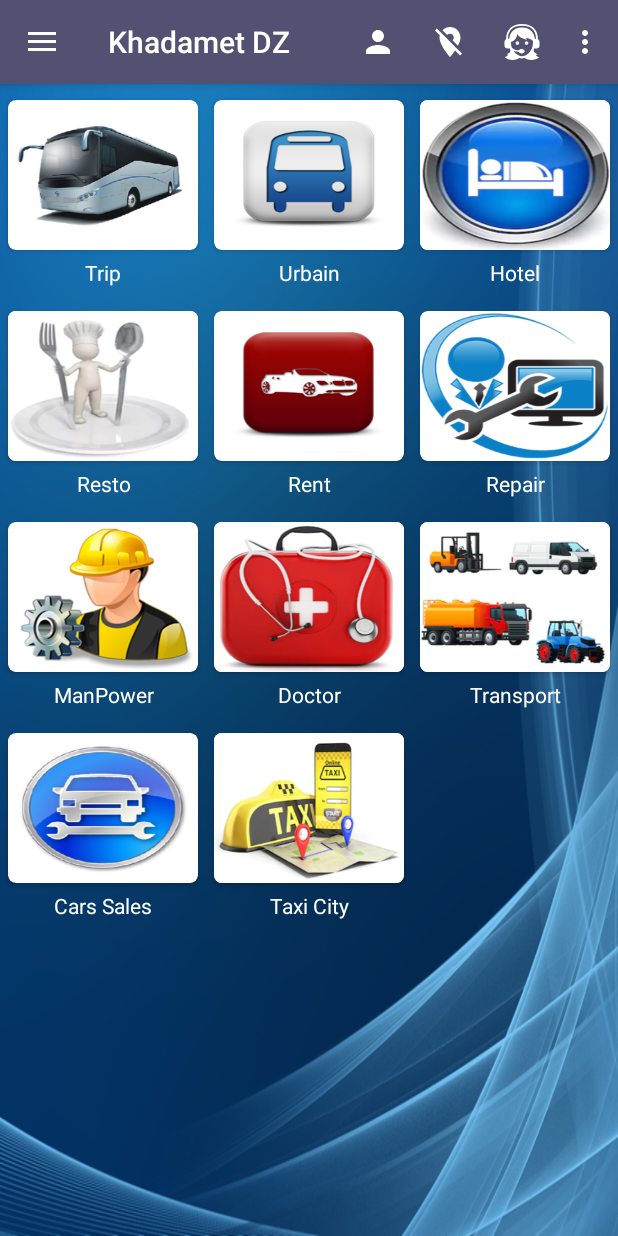
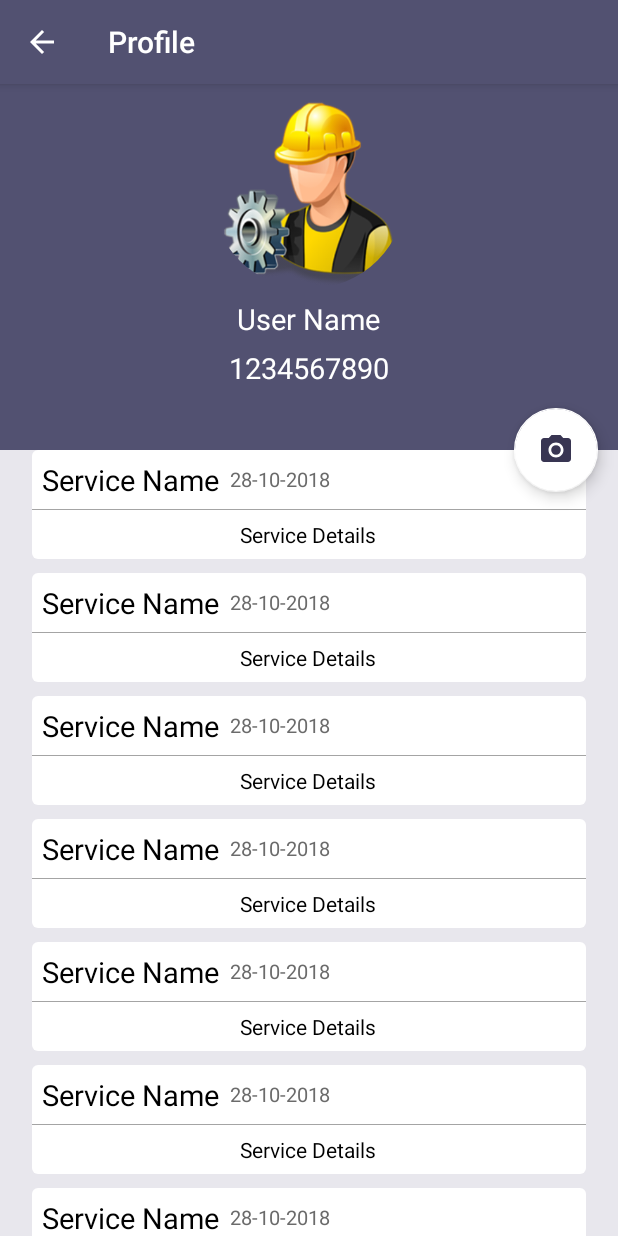
Before and after one commit to mohamedkhaledalizayed/KhadametDZ, an Android app: the MainActivity screen opened directly, with no data from a screen before it, in the side drawer, after a tap on "My Account", on a phone screen of 412 x 824 dp. Run offline under Robolectric (Android 15) with nearby library versions, the phone set to English and light mode, and no system bars; our stand-ins replace CircleImageView, Picasso, data binding, sdp/ssp sizes; libraries missing offline, so code that uses them is left out: com.nabinbhandari.android, pl.aprilapps.easyphotopicker; pictures from the network do not load.

Commit message:
add profile

```diff
--- a/app/src/main/java/com/itgds/khadametdz/activity/IntroSliderActivity.java
+++ b/app/src/main/java/com/itgds/khadametdz/activity/IntroSliderActivity.java
@@ -96,7 +96,7 @@ public class IntroSliderActivity extends AppCompatActivity {
 
         @Override
         public void onPageScrollStateChanged(int arg0) {
-
+//https://github.com/mohamedkhaledalizayed/KhadametDZ.git
         }
     };
 
--- a/app/src/main/java/com/itgds/khadametdz/activity/MainActivity.java
+++ b/app/src/main/java/com/itgds/khadametdz/activity/MainActivity.java
@@ -147,8 +147,8 @@ public class MainActivity extends AppCompatActivity implements NavigationView.On
 
         if (id == R.id.nav_camera) {
             // Handle the camera action
-        } else if (id == R.id.nav_gallery) {
-
+        } else if (id == R.id.nav_profile) {
+            startActivity(new Intent(this,ProfileActivity.class));
         } else if (id == R.id.nav_slideshow) {
 
         } else if (id == R.id.nav_manage) {
--- /dev/null
+++ b/app/src/main/java/com/itgds/khadametdz/activity/ProfileActivity.java
@@ -0,0 +1,95 @@
+package com.itgds.khadametdz.activity;
+
+import android.Manifest;
+import android.content.Context;
+import android.content.Intent;
+import android.databinding.DataBindingUtil;
+import android.net.Uri;
+import android.support.v7.app.AppCompatActivity;
+import android.os.Bundle;
+import android.support.v7.widget.DefaultItemAnimator;
+import android.support.v7.widget.LinearLayoutManager;
+import android.view.Menu;
+import android.view.MenuItem;
+import android.view.View;
+
+import com.itgds.khadametdz.R;
+import com.itgds.khadametdz.adapter.ActivitiesAdapter;
+import com.itgds.khadametdz.databinding.ActivityProfileBinding;
+import com.nabinbhandari.android.permissions.PermissionHandler;
+import com.nabinbhandari.android.permissions.Permissions;
+
+import java.io.File;
+import java.util.ArrayList;
+import java.util.Calendar;
+
+import pl.aprilapps.easyphotopicker.DefaultCallback;
+import pl.aprilapps.easyphotopicker.EasyImage;
+
+public class ProfileActivity extends AppCompatActivity {
+
+    private ActivityProfileBinding binding;
+    private ActivitiesAdapter mAdapter;
+    @Override
+    protected void onCreate(Bundle savedInstanceState) {
+        super.onCreate(savedInstanceState);
+        setContentView(R.layout.activity_profile);
+        binding = DataBindingUtil.setContentView(this,R.layout.activity_profile);
+        getSupportActionBar().setDisplayHomeAsUpEnabled(true);
+        getSupportActionBar().setTitle("Profile");
+        binding.takePicture.setOnClickListener(new View.OnClickListener() {
+            @Override
+            public void onClick(View view) {
+                checkPermission();
+            }
+        });
+
+        mAdapter = new ActivitiesAdapter(this,new ArrayList<String>());
+        binding.activitiesRecycler.setLayoutManager(new LinearLayoutManager(this));
+        binding.activitiesRecycler.setItemAnimator(new DefaultItemAnimator());
+        binding.activitiesRecycler.setAdapter(mAdapter);
+    }
+
+
+    private void checkPermission() {
+        String[] permissions = {Manifest.permission.CAMERA,
+                Manifest.permission.WRITE_EXTERNAL_STORAGE};
+        Permissions.check(this/*context*/, permissions, null/*rationale*/, null/*options*/, new PermissionHandler() {
+                    @Override
+                    public void onGranted() {
+                        EasyImage.openChooserWithGallery(ProfileActivity.this,"Take Picture", 0);
+                    }
+
+                    @Override
+                    public void onDenied(Context context, ArrayList<String> deniedPermissions) {
+                    }
+                }
+
+        );
+    }
+    @Override
+    public boolean onOptionsItemSelected(MenuItem item) {
+        if (item.getItemId() == android.R.id.home) {
+            finish();
+        }
+        return super.onOptionsItemSelected(item);
+    }
+
+    @Override
+    protected void onActivityResult(int requestCode, int resultCode, Intent data) {
+        super.onActivityResult(requestCode, resultCode, data);
+
+        EasyImage.handleActivityResult(requestCode, resultCode, data, this, new DefaultCallback() {
+            @Override
+            public void onImagePickerError(Exception e, EasyImage.ImageSource source, int type) {
+                //Some error handling
+            }
+
+            @Override
+            public void onImagePicked(File imageFile, EasyImage.ImageSource source, int type) {
+                binding.userPhoto.setImageURI(Uri.fromFile(imageFile));
+            }
+
+        });
+    }
+}
--- /dev/null
+++ b/app/src/main/java/com/itgds/khadametdz/adapter/ActivitiesAdapter.java
@@ -0,0 +1,56 @@
+package com.itgds.khadametdz.adapter;
+
+import android.content.Context;
+import android.databinding.DataBindingUtil;
+import android.support.v7.widget.RecyclerView;
+import android.view.LayoutInflater;
+import android.view.ViewGroup;
+
+import com.itgds.khadametdz.R;
+import com.itgds.khadametdz.databinding.ActivitiesItemLayoutBinding;
+
+import java.util.List;
+
+public class ActivitiesAdapter extends RecyclerView.Adapter<ActivitiesAdapter.MyViewHolder> {
+
+    private List<String> recentList;
+    private Context context;
+    private LayoutInflater layoutInflater;
+    public ActivitiesAdapter(Context context, List<String> recentList) {
+        this.recentList = recentList;
+        this.context=context;
+    }
+
+    @Override
+    public MyViewHolder onCreateViewHolder(ViewGroup parent, int viewType) {
+
+        if (layoutInflater==null){
+            layoutInflater = LayoutInflater.from(parent.getContext());
+        }
+
+        ActivitiesItemLayoutBinding binding=
+                DataBindingUtil.inflate(layoutInflater, R.layout.activities_item_layout, parent, false);
+        return new MyViewHolder(binding);
+    }
+
+    @Override
+    public void onBindViewHolder(final MyViewHolder holder, final int position) {
+
+    }
+
+    @Override
+    public int getItemCount() {
+        return 20;
+    }
+
+    public class MyViewHolder extends RecyclerView.ViewHolder {
+
+        public ActivitiesItemLayoutBinding binding;
+        public MyViewHolder(ActivitiesItemLayoutBinding view) {
+            super(view.getRoot());
+            this.binding = view;
+
+        }
+    }
+
+}
--- /dev/null
+++ b/app/src/main/res/drawable/feed_back_item_bg.xml
@@ -0,0 +1,9 @@
+<?xml version="1.0" encoding="utf-8"?>
+<shape xmlns:android="http://schemas.android.com/apk/res/android">
+    <solid android:color="#FFF"/>
+
+    <corners android:bottomLeftRadius="@dimen/_3sdp"
+        android:bottomRightRadius="@dimen/_3sdp"
+        android:topLeftRadius="@dimen/_3sdp"
+        android:topRightRadius="@dimen/_3sdp"/>
+</shape>
--- /dev/null
+++ b/app/src/main/res/drawable/ic_camera_alt_black_24dp.xml
@@ -0,0 +1,6 @@
+<vector android:height="24dp" android:tint="#383552"
+    android:viewportHeight="24.0" android:viewportWidth="24.0"
+    android:width="24dp" xmlns:android="http://schemas.android.com/apk/res/android">
+    <path android:fillColor="#FF000000" android:pathData="M12,12m-3.2,0a3.2,3.2 0,1 1,6.4 0a3.2,3.2 0,1 1,-6.4 0"/>
+    <path android:fillColor="#FF000000" android:pathData="M9,2L7.17,4L4,4c-1.1,0 -2,0.9 -2,2v12c0,1.1 0.9,2 2,2h16c1.1,0 2,-0.9 2,-2L22,6c0,-1.1 -0.9,-2 -2,-2h-3.17L15,2L9,2zM12,17c-2.76,0 -5,-2.24 -5,-5s2.24,-5 5,-5 5,2.24 5,5 -2.24,5 -5,5z"/>
+</vector>
--- /dev/null
+++ b/app/src/main/res/layout/activities_item_layout.xml
@@ -0,0 +1,58 @@
+<?xml version="1.0" encoding="utf-8"?>
+<layout xmlns:android="http://schemas.android.com/apk/res/android">
+
+    <LinearLayout
+        android:layout_width="match_parent"
+        android:layout_height="wrap_content"
+        android:orientation="vertical"
+        android:layout_marginBottom="@dimen/_7sdp"
+        android:background="@drawable/feed_back_item_bg">
+
+        <LinearLayout
+            android:layout_width="match_parent"
+            android:layout_height="wrap_content"
+            android:orientation="horizontal"
+            android:layout_margin="@dimen/_5sdp"
+            >
+
+            <TextView
+                android:layout_width="wrap_content"
+                android:layout_height="wrap_content"
+                android:text="Service Name"
+                android:id="@+id/service_name"
+                android:textColor="#000"
+                android:textSize="@dimen/_15ssp"
+                android:layout_marginEnd="@dimen/_5sdp"
+                />
+
+            <TextView
+                android:layout_width="wrap_content"
+                android:layout_height="wrap_content"
+                android:text="28-10-2018"
+                android:textSize="@dimen/_10ssp"
+                android:textColor="#6b6b6b"
+                android:layout_gravity="center_vertical"
+                />
+
+
+
+
+        </LinearLayout>
+
+        <LinearLayout
+            android:layout_width="match_parent"
+            android:layout_height="0.3dp"
+            android:background="#a4a4a4"/>
+
+        <TextView
+            android:layout_width="wrap_content"
+            android:layout_height="wrap_content"
+            android:text="Service Details"
+            android:layout_gravity="center"
+            android:textAlignment="center"
+            android:textColor="#000"
+            android:padding="@dimen/_5sdp"
+            />
+
+    </LinearLayout>
+</layout>
--- /dev/null
+++ b/app/src/main/res/layout/activity_profile.xml
@@ -0,0 +1,119 @@
+<?xml version="1.0" encoding="utf-8"?>
+<layout>
+    <android.support.design.widget.CoordinatorLayout
+        xmlns:android="http://schemas.android.com/apk/res/android"
+        xmlns:app="http://schemas.android.com/apk/res-auto"
+        xmlns:tools="http://schemas.android.com/tools"
+        android:layout_width="match_parent"
+        android:layout_height="match_parent"
+        android:fitsSystemWindows="true"
+        tools:context=".activity.ProfileActivity">
+
+        <android.support.design.widget.AppBarLayout
+            android:id="@+id/appBar"
+            android:layout_width="match_parent"
+            android:layout_height="300dp"
+            android:theme="@style/ThemeOverlay.AppCompat.Dark.ActionBar"
+            android:fitsSystemWindows="true">
+
+            <android.support.design.widget.CollapsingToolbarLayout
+                android:id="@+id/collapsingToolbar"
+                android:layout_width="match_parent"
+                android:layout_height="match_parent"
+                app:layout_scrollFlags="scroll|exitUntilCollapsed"
+                android:fitsSystemWindows="true"
+                app:contentScrim="?attr/colorPrimary"
+                app:expandedTitleMarginStart="48dp"
+                app:expandedTitleMarginEnd="64dp"
+                >
+
+              <LinearLayout
+                  android:layout_width="match_parent"
+                  android:layout_height="match_parent"
+                  android:orientation="vertical"
+                  >
+
+                  <de.hdodenhof.circleimageview.CircleImageView
+                      android:id="@+id/user_photo"
+                      android:layout_width="@dimen/_100sdp"
+                      android:layout_height="@dimen/_100sdp"
+                      android:scaleType="centerCrop"
+                      android:fitsSystemWindows="true"
+                      android:src="@drawable/ic_main_hand_power"
+                      android:layout_gravity="center"
+                      android:layout_marginTop="@dimen/_5sdp"
+                      app:layout_collapseMode="parallax" />
+
+                  <TextView
+                      android:layout_width="wrap_content"
+                      android:layout_height="wrap_content"
+                      android:text="User Name"
+                      android:textSize="@dimen/_15ssp"
+                      android:textColor="#fff"
+                      android:layout_gravity="center"
+                      android:layout_marginTop="@dimen/_5sdp"
+                      />
+
+                  <TextView
+                      android:layout_width="wrap_content"
+                      android:layout_height="wrap_content"
+                      android:text="1234567890"
+                      android:layout_gravity="center"
+                      android:textSize="@dimen/_15ssp"
+                      android:textColor="#fff"
+                      android:layout_marginTop="@dimen/_5sdp"
+                      />
+              </LinearLayout>
+
+            </android.support.design.widget.CollapsingToolbarLayout>
+        </android.support.design.widget.AppBarLayout>
+
+        <android.support.v4.widget.NestedScrollView
+            android:layout_width="match_parent"
+            android:layout_height="match_parent"
+            android:background="#FFF"
+            app:layout_behavior="@string/appbar_scrolling_view_behavior">
+
+            <LinearLayout
+                android:layout_width="match_parent"
+                android:layout_height="wrap_content"
+                android:orientation="vertical"
+                android:paddingStart="@dimen/_10sdp"
+                android:paddingEnd="@dimen/_10sdp"
+                android:background="@color/color_background_screen"
+                >
+
+
+                <TextView
+                    android:layout_width="wrap_content"
+                    android:layout_height="wrap_content"
+                    android:text="Last Activities"
+                    android:textSize="@dimen/_15ssp"
+                    android:layout_margin="@dimen/_6sdp"
+                    />
+
+                <android.support.v7.widget.RecyclerView
+                    android:id="@+id/activities_recycler"
+                    android:layout_width="match_parent"
+                    android:layout_height="wrap_content"
+                    android:layout_margin="@dimen/_6sdp"
+                    android:scrollbars="none"
+                    />
+
+            </LinearLayout>
+
+
+        </android.support.v4.widget.NestedScrollView>
+
+        <android.support.design.widget.FloatingActionButton
+            android:layout_height="wrap_content"
+            android:layout_width="wrap_content"
+            android:src="@drawable/ic_camera_alt_black_24dp"
+            app:layout_anchor="@id/appBar"
+            app:backgroundTint="#FFF"
+            android:layout_marginEnd="@dimen/_10sdp"
+            android:layout_marginRight="@dimen/_10sdp"
+            android:id="@+id/take_picture"
+            app:layout_anchorGravity="bottom|end" />
+    </android.support.design.widget.CoordinatorLayout>
+</layout>
--- a/app/src/main/res/layout/welcome_slide1.xml
+++ b/app/src/main/res/layout/welcome_slide1.xml
@@ -1,8 +1,8 @@
 <?xml version="1.0" encoding="utf-8"?>
 <LinearLayout
-    xmlns:android="http://schemas.android.com/apk/res/android" android:layout_width="match_parent"
+    xmlns:android="http://schemas.android.com/apk/res/android"
+    android:layout_width="match_parent"
     android:layout_height="match_parent"
-    android:background="@drawable/taxi"
     >
 
     <TextView
--- a/app/src/main/res/menu/activity_main_drawer.xml
+++ b/app/src/main/res/menu/activity_main_drawer.xml
@@ -9,7 +9,7 @@
             android:icon="@drawable/ic_navigation_home"
             android:title="Home Page" />
         <item
-            android:id="@+id/nav_gallery"
+            android:id="@+id/nav_profile"
             android:icon="@drawable/ic_navigation_my_account"
             android:title="My Account" />
         <item
--- a/build.gradle
+++ b/build.gradle
@@ -19,6 +19,7 @@ allprojects {
     repositories {
         google()
         jcenter()
+        maven { url 'https://jitpack.io' }
     }
 }
 
```
Also changed, not shown: app/build.gradle (+11 -1 lines), app/src/main/AndroidManifest.xml (+15 -9 lines).
